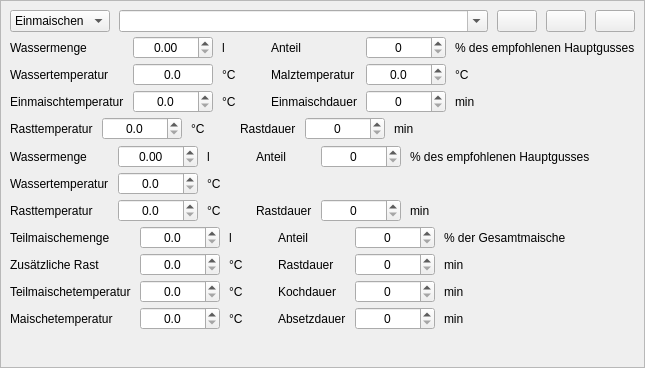
This is kleiner-brauhelfer/widgets/wdgrast.ui in kleiner-brauhelfer/kleiner-brauhelfer-2 as Qt 5 draws it before an edit. The edited form follows.
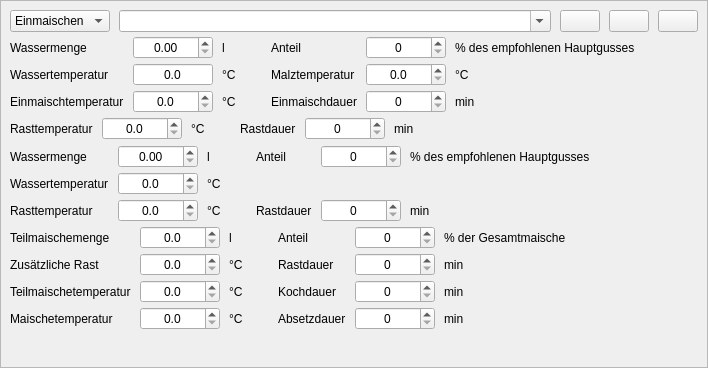
This is the edited form. Icons and pictures are not drawn. Custom widgets are drawn as their Qt base class.

What changed in the file:
```diff
--- a/kleiner-brauhelfer/widgets/wdgrast.ui
+++ b/kleiner-brauhelfer/widgets/wdgrast.ui
@@ -6,7 +6,7 @@
    <rect>
     <x>0</x>
     <y>0</y>
-    <width>631</width>
+    <width>708</width>
     <height>368</height>
    </rect>
   </property>
```
Left out of the diff: 2 changed lines with no effect on the pictures.
